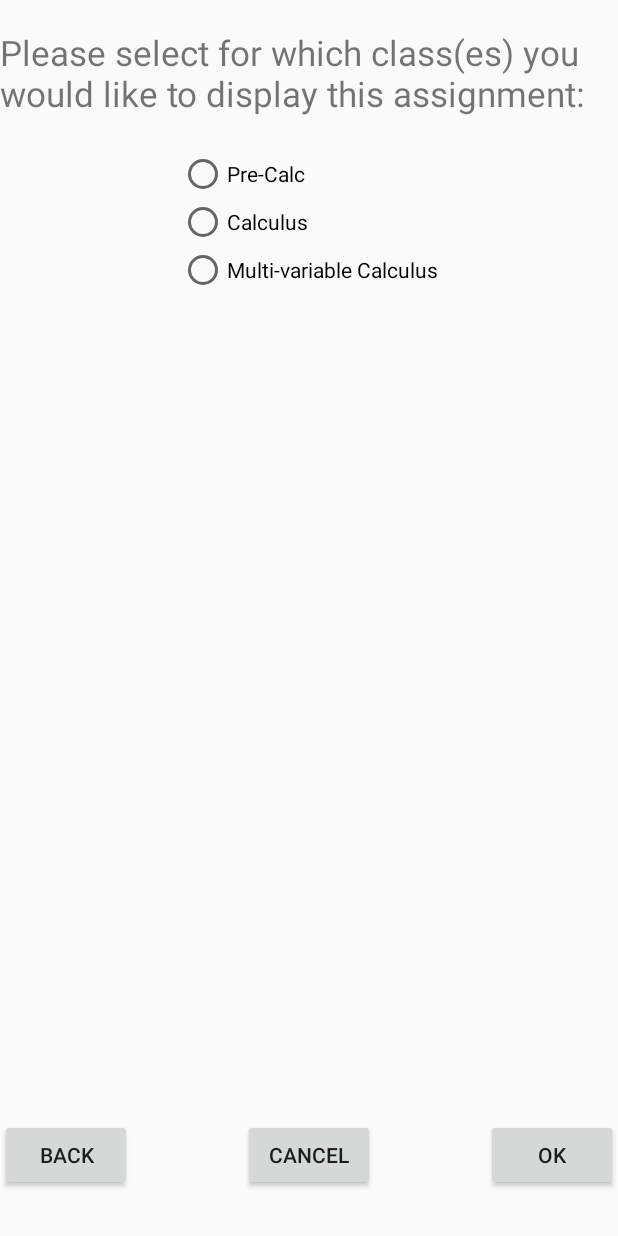
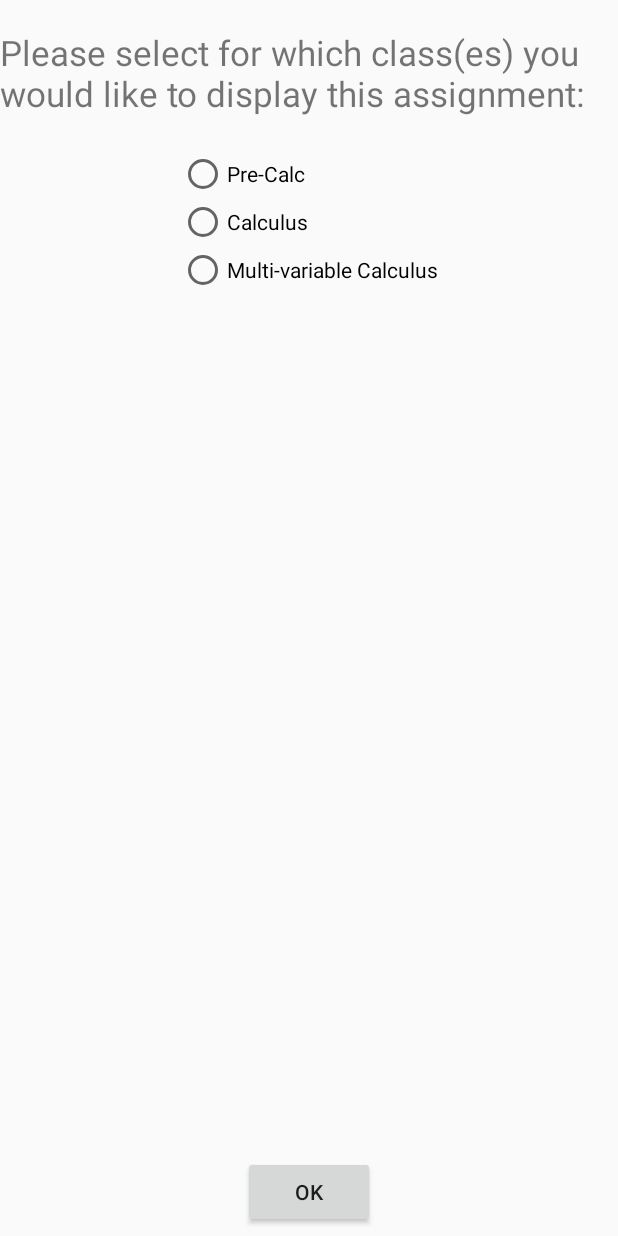
Before and after one commit to WillyWoosley/SchoolUtility, an Android app: the layout homework_assign_class.xml on its own in the app's theme, with its tools: preview values and no code run, on a phone screen of 412 x 824 dp. Run offline under Robolectric (Android 15) with nearby library versions, the phone set to English and light mode, and no system bars.

Commit message:
working class creation

```diff
--- a/app/src/main/java/com/gamecodeschool/schoolutility/MainActivity.java
+++ b/app/src/main/java/com/gamecodeschool/schoolutility/MainActivity.java
@@ -60,6 +60,8 @@ public class MainActivity extends AppCompatActivity
 
     private HomeworkAdapter mHomeworkAdapter;
     private String mUsername;
+
+    private boolean placeholder;
 
     private FirebaseAuth mFirebaseAuth;
     private FirebaseAuth.AuthStateListener mAuthStateListner;
@@ -141,9 +143,6 @@ public class MainActivity extends AppCompatActivity
                 }
             }
         };
-
-        DialogCreateClass createClass = new DialogCreateClass();
-        createClass.show(getFragmentManager(), "");
     }
 
     @Override
@@ -251,7 +250,6 @@ public class MainActivity extends AppCompatActivity
     }
 
     public void onSignedInInitialize(final FirebaseUser user) {
-
         //Sets username and attaches ChildEventListner
         mUsername = user.getDisplayName();
         attachDatabaseReadListner();
--- a/app/src/main/java/com/pacificcollegiate/dialogs/DialogAreTeacher.java
+++ b/app/src/main/java/com/pacificcollegiate/dialogs/DialogAreTeacher.java
@@ -30,6 +30,8 @@ public class DialogAreTeacher extends DialogFragment {
                     public void onClick(DialogInterface dialog, int which) {
                         //TODO: Lead in to another Dialog which asks the user to authnenticate before setting this
                         usersDatabaseReference.child("isTeacher").setValue(true);
+                        DialogCreateClass createClass = new DialogCreateClass();
+                        createClass.show(getFragmentManager(), "");
                         dismiss();
                     }
                 })
--- a/app/src/main/res/layout/create_class_dialog.xml
+++ b/app/src/main/res/layout/create_class_dialog.xml
@@ -105,7 +105,10 @@
         android:id="@+id/placeholder"
         android:layout_width="wrap_content"
         android:layout_height="wrap_content"
-        android:text="Placeholder"
+        android:layout_alignParentBottom="true"
+        android:layout_centerHorizontal="true"
+        android:layout_marginBottom="5dp"
+        android:text="Continue"
         />
 
     <!--TODO: Perhaps include the option here to spceify more about your class, such as icon to be displayed with homework, or a short text blurb about it. Easy to implement later on, simple entry and retrieval-->
--- a/app/src/main/res/layout/homework_assign_class.xml
+++ b/app/src/main/res/layout/homework_assign_class.xml
@@ -34,39 +34,22 @@
             android:layout_weight="1" />
 
         <RadioButton
-            android:text="@string/multi"
+            android:id="@+id/radioButton7"
             android:layout_width="wrap_content"
             android:layout_height="wrap_content"
-            android:id="@+id/radioButton7"
-            android:layout_weight="1" />
+            android:layout_weight="1"
+            android:text="@string/multi" />
+
     </RadioGroup>
 
-    <Button
-        android:text="@string/cancel"
-        android:layout_width="wrap_content"
-        android:layout_height="wrap_content"
-        android:id="@+id/button11"
-        android:layout_alignBaseline="@+id/button9"
-        android:layout_alignBottom="@+id/button9"
-        android:layout_centerHorizontal="true" />
 
     <Button
         android:text="@string/ok"
         android:layout_width="wrap_content"
         android:layout_height="wrap_content"
         android:id="@+id/button10"
-        android:layout_alignBaseline="@+id/button11"
-        android:layout_alignBottom="@+id/button11"
-        android:layout_alignParentRight="true"
-        android:layout_alignParentEnd="true" />
+        android:layout_alignParentBottom="true"
+        android:layout_centerHorizontal="true"
+        android:layout_marginBottom="5dp"/>
 
-    <Button
-        android:text="@string/back"
-        android:layout_width="wrap_content"
-        android:layout_height="wrap_content"
-        android:id="@+id/button9"
-        android:layout_marginBottom="30dp"
-        android:layout_alignParentBottom="true"
-        android:layout_alignParentLeft="true"
-        android:layout_alignParentStart="true" />
 </RelativeLayout>
```
Also changed, not shown: app/src/main/java/com/pacificcollegiate/dialogs/DialogAnotherClass.java (added, +37 -0 lines), app/src/main/java/com/pacificcollegiate/dialogs/DialogAssignClass.java (added, +30 -0 lines), app/src/main/java/com/pacificcollegiate/dialogs/DialogCreateClass.java (+12 -6 lines).
